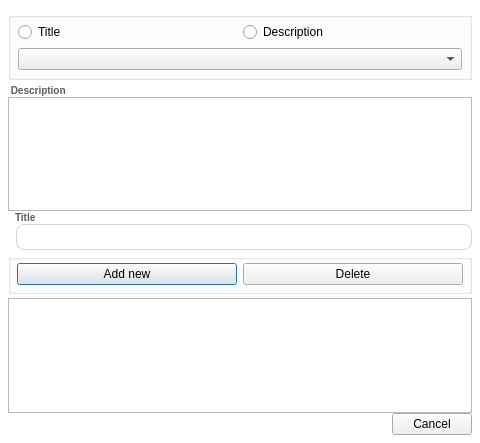
Qt form ui/dialog_re_template_settings.ui (dinhbinhnguyen0105/python.my-manager.v2) before a commit.
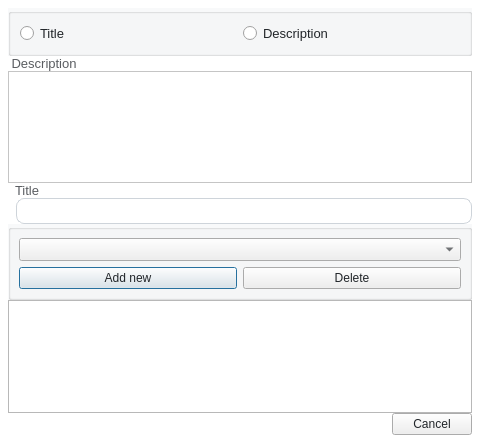
The same form after that commit.

The edit to the form file:
```diff
--- a/ui/dialog_re_template_settings.ui
+++ b/ui/dialog_re_template_settings.ui
@@ -14,30 +14,48 @@
    <string>Dialog</string>
   </property>
   <property name="styleSheet">
-   <string notr="true">QDialog {
-	font-family: &quot;Courier New&quot;;
-	background-color: #ffffff;
-}
-QLabel{
-	font-size: 10px;
-	font-weight: 600;
-	color: rgb(90, 93, 97);
-	max-height: 14px;
-}
-QLineEdit {
-padding: 4px 0;
-border: 1px solid #CED4DA;
-border-radius: 8px;
-margin-left: 8px;
-padding-left: 4px;
-}
-QRadioButton{
-font-family: &quot;Courier New&quot;;
+   <string notr="true">#Dialog_RETemplateSettings{
+  font-family: &quot;Courier New&quot;;
+  background-color: #FFFFFF;
 }
 QGroupBox {
-margin: 4px 0;
-background-color: rgba(248, 249, 250, .8);
-}</string>
+  font-family: &quot;Courier New&quot;;
+  font-size: 13px;
+  background-color: rgba(248, 249, 250, 1);
+}
+QLineEdit {
+  padding: 4px 0;
+  border: 1px solid #ced4da;
+  border-radius: 8px;
+  margin-left: 8px;
+  padding-left: 4px;
+  background-color: #FFFFFF;
+  color:#212529;
+}
+QPlainTextEdit {
+	background-color: #FFFFFF;
+  color:#212529;
+}
+QLabel {
+  font-family: &quot;Courier New&quot;;
+  font-size: 13px;
+  color: rgb(90, 93, 97);
+}
+QRadioButton {
+  font-family: &quot;Courier New&quot;;
+  font-size: 13px;
+  color: #212529;
+}
+QComboBox {
+  font-family: &quot;Courier New&quot;;
+  font-size: 13px;
+  color: #212529;
+}
+QPushButton {
+  color: #212529;
+}
+
+</string>
   </property>
   <layout class="QVBoxLayout" name="verticalLayout_7">
    <property name="spacing">
@@ -85,24 +103,21 @@
           </property>
           <layout class="QGridLayout" name="gridLayout_2">
            <item row="0" column="0">
-            <layout class="QGridLayout" name="gridLayout">
-             <item row="0" column="0">
+            <layout class="QHBoxLayout" name="horizontalLayout">
+             <item>
               <widget class="QRadioButton" name="title_radio">
                <property name="text">
                 <string>Title</string>
                </property>
               </widget>
              </item>
-             <item row="0" column="1">
+             <item>
               <widget class="QRadioButton" name="description_radio">
                <property name="text">
                 <string>Description</string>
                </property>
               </widget>
              </item>
-             <item row="2" column="0" colspan="2">
-              <widget class="QComboBox" name="options_combobox"/>
-             </item>
             </layout>
            </item>
           </layout>
@@ -206,15 +221,15 @@
             <number>8</number>
            </property>
            <item>
-            <layout class="QHBoxLayout" name="horizontalLayout_3">
-             <item>
+            <layout class="QGridLayout" name="gridLayout">
+             <item row="1" column="0">
               <widget class="QPushButton" name="create_btn">
                <property name="text">
                 <string>Add new</string>
                </property>
               </widget>
              </item>
-             <item>
+             <item row="1" column="1">
               <widget class="QPushButton" name="delete_btn">
                <property name="enabled">
                 <bool>true</bool>
@@ -224,6 +239,9 @@
                </property>
               </widget>
              </item>
+             <item row="0" column="0" colspan="2">
+              <widget class="QComboBox" name="options_combobox"/>
+             </item>
             </layout>
            </item>
           </layout>
```
